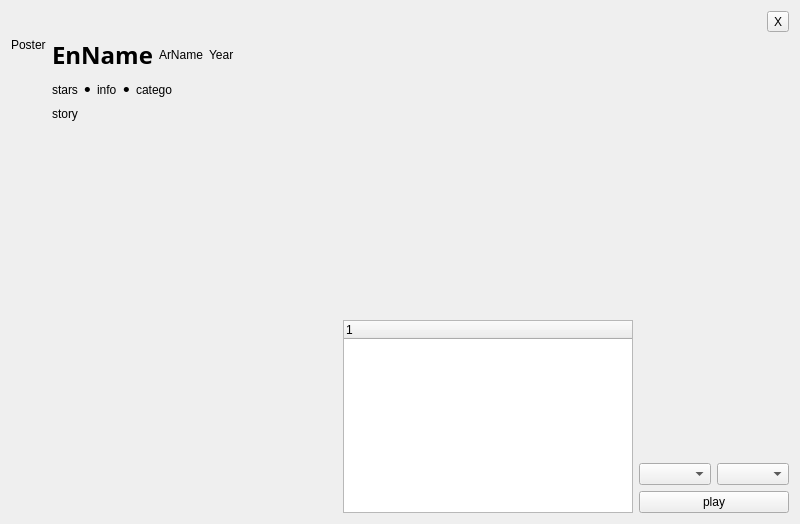
This is ui/main.ui in hasanpasha/QtCinemana as Qt 5 draws it before an edit. The edited form follows.
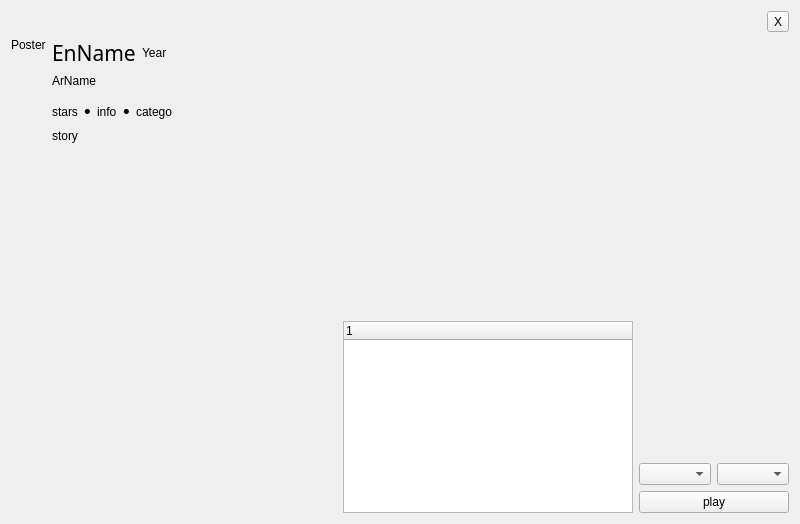
This is the edited form.

Patch:
```diff
--- a/ui/main.ui
+++ b/ui/main.ui
@@ -222,6 +222,8 @@
            </spacer>
           </item>
           <item>
+           <layout class="QVBoxLayout" name="verticalLayout_13">
+            <item>
            <widget class="QToolButton" name="btnhome">
             <property name="text">
              <string>X</string>
@@ -230,6 +232,8 @@
           </item>
          </layout>
         </item>
+         </layout>
+        </item>
         <item>
          <layout class="QVBoxLayout" name="verticalLayout">
           <property name="spacing">
@@ -268,24 +272,30 @@
                 <item>
                  <layout class="QHBoxLayout" name="horizontalLayout_7">
                   <item>
+                   <layout class="QVBoxLayout" name="verticalLayout_8"/>
+                  </item>
+                  <item>
+                   <layout class="QVBoxLayout" name="verticalLayout_6">
+                    <item>
+                     <layout class="QHBoxLayout" name="horizontalLayout_2">
+                      <property name="bottomMargin">
+                       <number>0</number>
+                      </property>
+                      <item>
                    <widget class="QLabel" name="lenname">
                     <property name="font">
                      <font>
-                      <family>Source Code Pro</family>
-                      <pointsize>18</pointsize>
-                      <weight>75</weight>
-                      <bold>true</bold>
+                          <family>Simplified Arabic Fixed</family>
+                          <pointsize>16</pointsize>
+                          <weight>50</weight>
+                          <bold>false</bold>
                      </font>
                     </property>
                     <property name="text">
                      <string>EnName</string>
                     </property>
-                   </widget>
-                  </item>
-                  <item>
-                   <widget class="QLabel" name="larname">
-                    <property name="text">
-                     <string>ArName</string>
+                        <property name="wordWrap">
+                         <bool>true</bool>
                     </property>
                    </widget>
                   </item>
@@ -296,6 +306,20 @@
                     </property>
                    </widget>
                   </item>
+                     </layout>
+                    </item>
+                    <item>
+                     <widget class="QLabel" name="larname">
+                      <property name="text">
+                       <string>ArName</string>
+                      </property>
+                      <property name="margin">
+                       <number>-10</number>
+                      </property>
+                     </widget>
+                    </item>
+                   </layout>
+                  </item>
                   <item>
                    <spacer name="horizontalSpacer_6">
                     <property name="orientation">
@@ -311,6 +335,13 @@
                   </item>
                  </layout>
                 </item>
+                <item>
+                 <widget class="Line" name="line">
+                  <property name="orientation">
+                   <enum>Qt::Vertical</enum>
+                  </property>
+                 </widget>
+                </item>
                 <item>
                  <layout class="QHBoxLayout" name="horizontalLayout_8">
                   <item>
@@ -425,7 +456,13 @@
                    </spacer>
                   </item>
                   <item>
-                   <widget class="QTreeWidget" name="twepisodes"/>
+                   <widget class="QTreeWidget" name="twepisodes">
+                    <column>
+                     <property name="text">
+                      <string notr="true">1</string>
+                     </property>
+                    </column>
+                   </widget>
                   </item>
                   <item>
                    <layout class="QVBoxLayout" name="verticalLayout_9">
```
Lines whose indentation alone changed are shown as unchanged.
